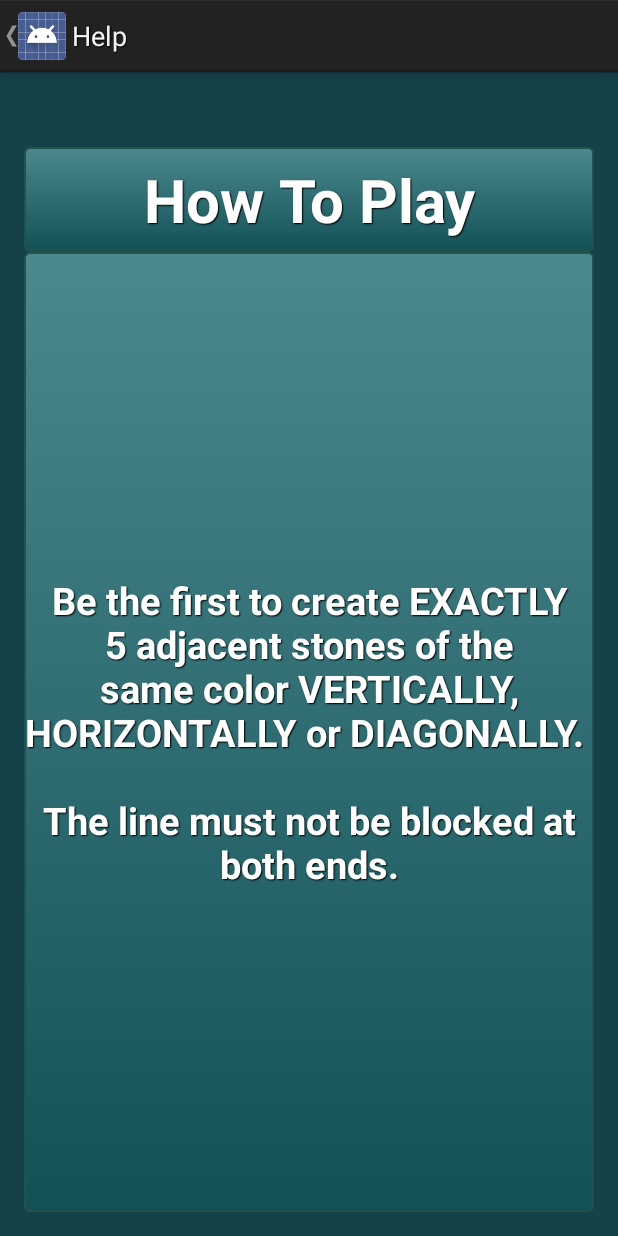
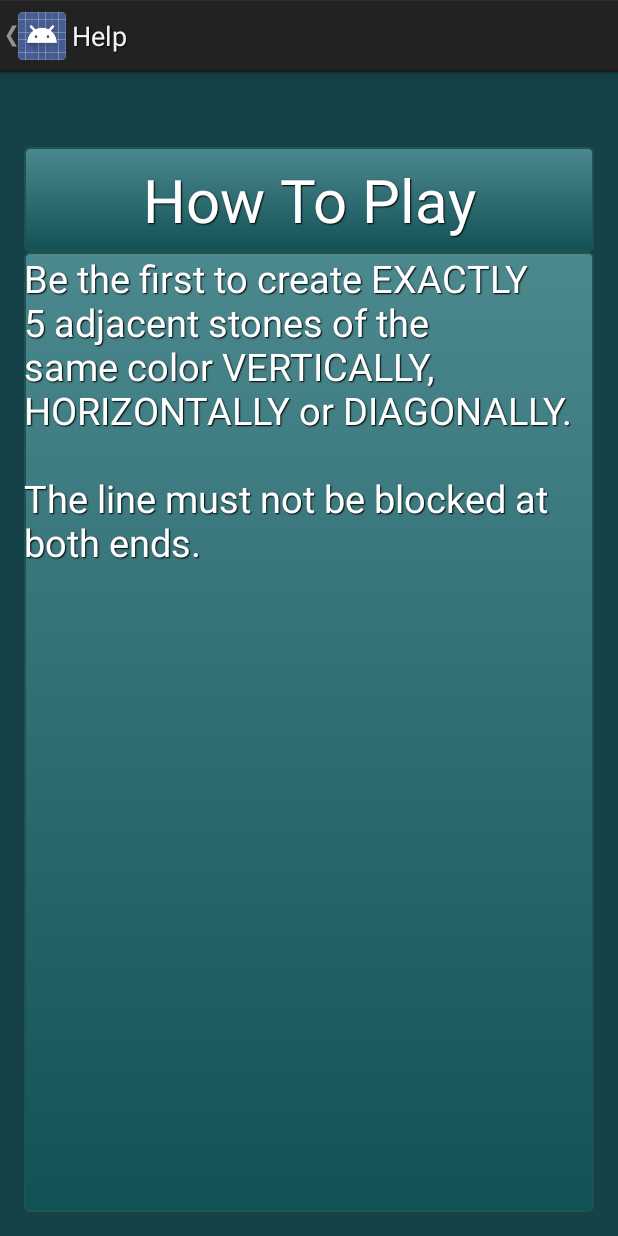
Before and after one commit to nehushtan135/GomokuPlus, an Android app: the Help screen opened directly, with no data from a screen before it, on a phone screen of 412 x 824 dp. Run offline under Robolectric (Android 15) with nearby library versions, the phone set to English and light mode, and no system bars.

Commit message:
Rejected commit: Default

```diff
--- a/app/src/main/java/group7/gomoku/GameMain.java
+++ b/app/src/main/java/group7/gomoku/GameAI.java
@@ -3,7 +3,7 @@ package group7.gomoku;
 /**
  * Created by vi on 15-2-6.
  */
-public class GameMain {
+public class GameAI {
 
 
 
--- a/app/src/main/res/layout/activity_about.xml
+++ b/app/src/main/res/layout/activity_about.xml
@@ -22,7 +22,7 @@
         android:layout_width="match_parent"
         android:layout_height="match_parent"
 
-        style="@style/GenoaTextStyle"
+        style="@style/GenoaTextInsStyle"
         android:textSize="@dimen/TextSize"
         android:text="@string/who"
         android:id="@+id/whoText"
--- a/app/src/main/res/layout/activity_help.xml
+++ b/app/src/main/res/layout/activity_help.xml
@@ -4,6 +4,18 @@
     android:paddingRight="@dimen/activity_horizontal_margin"
     android:paddingTop="@dimen/activity_vertical_margin"
     android:paddingBottom="@dimen/activity_vertical_margin" tools:context="group7.gomoku.Help">
+
+    <TextView
+        style="@style/GenoaTextInsStyle"
+        android:layout_width="match_parent"
+        android:layout_height="match_parent"
+        android:textAppearance="?android:attr/textAppearanceLarge"
+        android:text="@string/ruleString2"
+        android:id="@+id/textView"
+        android:textSize="25dp"
+        android:layout_below="@+id/textRule"
+        android:layout_alignParentRight="true"
+        android:layout_alignParentEnd="true" />
 
     <TextView
         android:layout_width="match_parent"
@@ -15,18 +27,8 @@
         android:layout_alignParentTop="true"
         android:layout_centerHorizontal="true"
         android:layout_marginTop="34dp"
-        android:textSize="@dimen/FontSize" />
-
-    <TextView
-        style="@style/GenoaTextStyle"
-        android:layout_width="match_parent"
-        android:layout_height="match_parent"
-        android:textAppearance="?android:attr/textAppearanceLarge"
-        android:text="@string/ruleString2"
-        android:id="@+id/textView"
-        android:textSize="25dp"
-        android:layout_below="@+id/textRule"
-        android:layout_alignParentRight="true"
-        android:layout_alignParentEnd="true" />
+        android:textSize="@dimen/FontSize"
+        android:typeface="normal"
+        android:layout_alignParentStart="true" />
 
 </RelativeLayout>
--- a/app/src/main/res/values/strings.xml
+++ b/app/src/main/res/values/strings.xml
@@ -21,7 +21,7 @@
     <string name="Player1">Player1</string>
     <string name="Player2">Player2</string>
     <string name="title_activity_settings">Settings</string>
-    <string name="aboutString">About the Developers</string>
+    <string name="aboutString">Developers</string>
     <string name="who">CS 454/554 Intro to Software Engineering. \n\n\nDeveloped By:\n\n
         Purva Chhatre\n Dany Madden\n Elijah Varga\n Lai Xu </string>
     <string name="settingString">Settings</string>
--- a/app/src/main/res/values/styles.xml
+++ b/app/src/main/res/values/styles.xml
@@ -10,7 +10,8 @@
         <item name="android:shadowRadius">0.6</item>
 
     </style>
-    <style name="customDialog" parent ="android:Theme.Holo.Dialog">
+
+    <style name="customDialog" parent="android:Theme.Holo.Dialog">
         <!-- Customize your theme here. -->
         <item name="android:windowBackground">@color/backgroundBlue</item>
         <item name="android:shadowColor">#000000</item>
@@ -32,9 +33,10 @@
         <item name="android:shadowRadius">0.6</item>
         <item name="android:background">@drawable/custom_btn_genoa</item>
     </style>
+
     <style name="GenoaTextStyle" parent="@android:style/Widget.Button">
-        <item name="android:textSize">15sp</item>
-        <item name="android:textStyle">bold</item>
+        <item name="android:textSize">10sp</item>
+        <item name="android:textStyle">normal</item>
         <item name="android:textColor">#FFFFFF</item>
         <item name="android:gravity">center</item>
         <item name="android:shadowColor">#000000</item>
@@ -43,6 +45,20 @@
         <item name="android:shadowRadius">0.6</item>
         <item name="android:background">@drawable/genoa_text</item>
     </style>
+
+    <style name="GenoaTextInsStyle" parent="@android:style/Widget.Button">
+        <item name="android:textSize">8sp</item>
+        <item name="android:textStyle">normal</item>
+        <item name="android:textColor">#FFFFFF</item>
+        <item name="android:gravity">left</item>
+        <item name="android:shadowColor">#000000</item>
+        <item name="android:shadowDx">1</item>
+        <item name="android:shadowDy">1</item>
+        <item name="android:shadowRadius">0.6</item>
+        <item name="android:background">@drawable/genoa_text</item>
+    </style>
+
+
     <color name="backgroundBlue">#144248</color>
     <color name="black">#add8e6</color>
 </resources>
```
Also changed, not shown: app/src/main/res/layout/activity_main.xml (+0 -9 lines), app/src/main/res/layout/activity_new_game.xml (+6 -6 lines), app/src/main/res/drawable-hdpi/gomoku.png (deleted), app/src/main/res/drawable-hdpi/ic_action_pause.png (added), app/src/main/res/drawable-mdpi/ic_action_pause.png (added), app/src/main/res/drawable-xhdpi/ic_action_pause.png (added), app/src/main/res/drawable-xxhdpi/ic_action_pause.png (added), 1 other file. Lines whose indentation alone changed are shown as unchanged.
